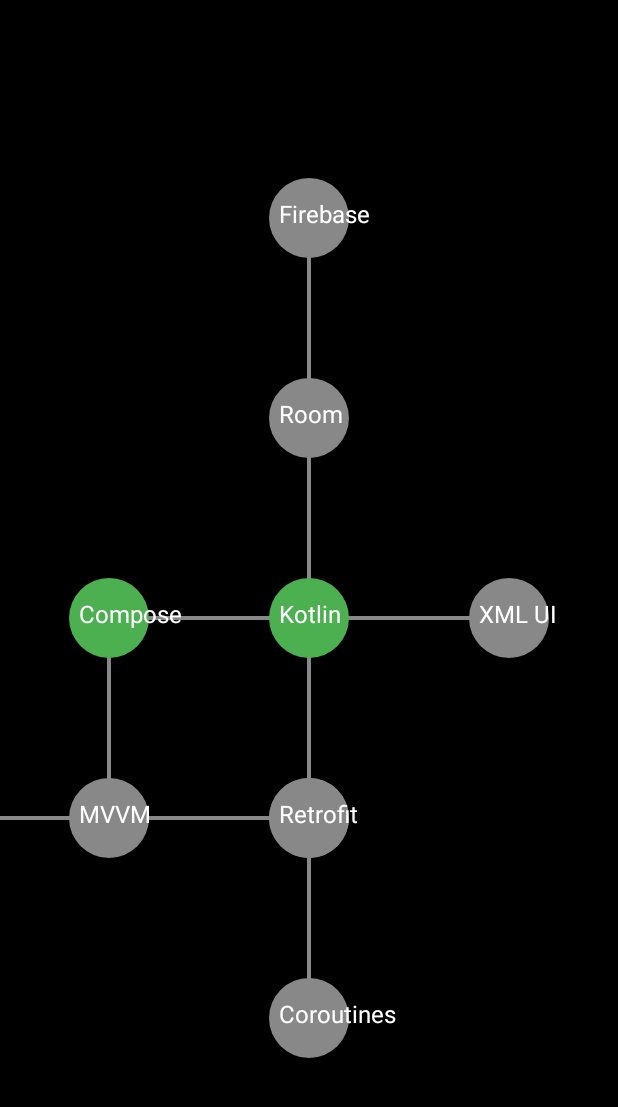
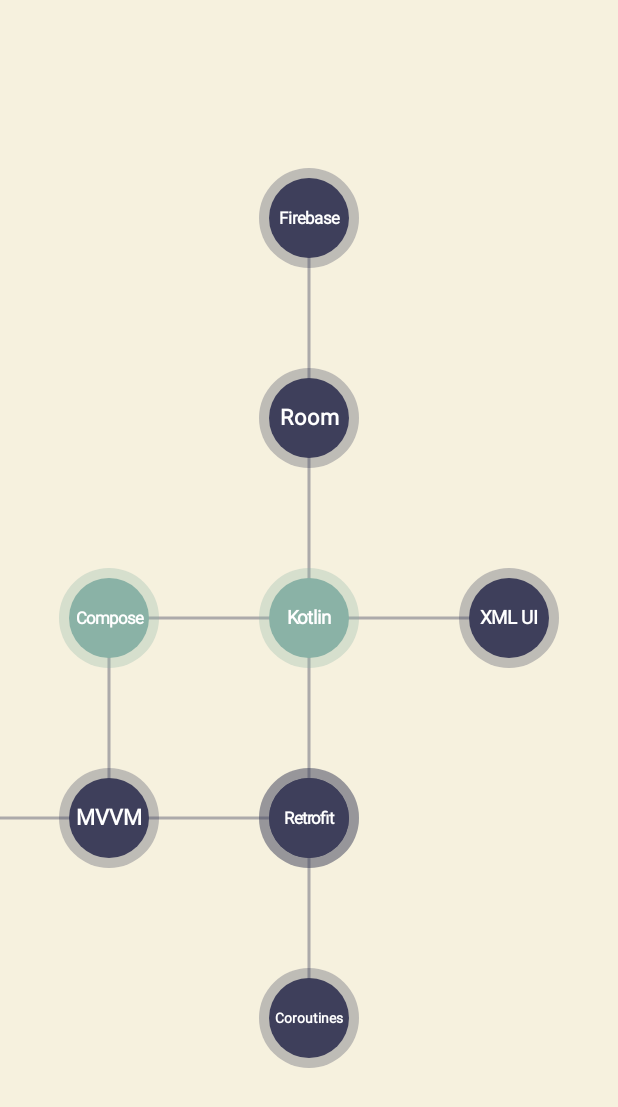
Before and after one commit to ko-tarou/DevTree, an Android app built with Jetpack Compose: the screen it shows after launch (MainActivity), on a phone screen of 412 x 824 dp. Shown: the top 1107 px of the screen. Run offline under Robolectric (Android 15) with nearby library versions, the phone set to English and light mode, and no system bars.

Commit message:
add UIを整えた

```diff
--- a/app/src/main/java/com/example/devtree/ui/SkillTreeScreen.kt
+++ b/app/src/main/java/com/example/devtree/ui/SkillTreeScreen.kt
@@ -13,6 +13,7 @@ import androidx.compose.ui.geometry.Offset
 import androidx.compose.ui.graphics.Color
 import androidx.compose.ui.graphics.graphicsLayer
 import androidx.compose.ui.graphics.nativeCanvas
+import androidx.compose.ui.graphics.toArgb
 import androidx.compose.ui.input.pointer.pointerInput
 import androidx.lifecycle.viewmodel.compose.viewModel
 import com.example.devtree.viewmodel.SkillTreeViewModel
@@ -30,6 +31,14 @@ fun SkillTreeScreen(viewModel: SkillTreeViewModel = viewModel()) {
     val sheetState = rememberModalBottomSheetState(ModalBottomSheetValue.Hidden)
     val coroutineScope = rememberCoroutineScope()
 
+    // 🎨 カラーパレット定義
+    val BgColor = Color(0xFFF6F1DE)
+    val LineColor = Color(0xFF3E3F5B)
+    val NodeLockedColor = Color(0xFF3E3F5B)
+    val NodeLvLow = Color(0xFF8AB2A6)
+    val NodeLvHigh = Color(0xFFACD3A8)
+    val TextColor = Color(0xFFFFFFFF)
+
     ModalBottomSheetLayout(
         sheetState = sheetState,
         sheetContent = {
@@ -43,7 +52,7 @@ fun SkillTreeScreen(viewModel: SkillTreeViewModel = viewModel()) {
         Box(
             modifier = Modifier
                 .fillMaxSize()
-                .background(Color.Black)
+                .background(BgColor)
                 .transformable(
                     state = rememberTransformableState { zoomChange, offsetChange, _ ->
                         viewModel.updateTransform(zoomChange, offsetChange)
@@ -61,7 +70,8 @@ fun SkillTreeScreen(viewModel: SkillTreeViewModel = viewModel()) {
                     )
                     .pointerInput(Unit) {
                         detectTapGestures { tapOffset ->
-                            val centerOffset = Offset((size.width / 2).toFloat(),
+                            val centerOffset = Offset(
+                                (size.width / 2).toFloat(),
                                 (size.height / 2).toFloat()
                             )
                             val adjustedTap = (tapOffset - offset) / scale - centerOffset
@@ -80,34 +90,66 @@ fun SkillTreeScreen(viewModel: SkillTreeViewModel = viewModel()) {
                     }
             ) {
                 val centerOffset = Offset(size.width / 2, size.height / 2)
+
+                // 線の描画
                 skills.forEach { skill ->
                     val startPos = positions[skill.id]?.plus(centerOffset) ?: return@forEach
                     skill.connections.forEach { conn ->
                         val endPos = positions[conn.targetId]?.plus(centerOffset) ?: return@forEach
                         drawLine(
-                            color = Color.Gray,
+                            color = LineColor.copy(alpha = 0.4f),
                             start = startPos,
                             end = endPos,
-                            strokeWidth = 4f / scale
+                            strokeWidth = 3f / scale
                         )
                     }
                 }
+
+                // ノード描画
                 skills.forEach { skill ->
                     val pos = positions[skill.id]?.plus(centerOffset) ?: return@forEach
+
+                    val nodeColor = if (skill.unlocked) {
+                        if (skill.level < 3) NodeLvLow else NodeLvHigh
+                    } else {
+                        NodeLockedColor
+                    }
+
+                    // 光彩（背景ぼかし効果）
                     drawCircle(
-                        color = if (skill.unlocked) Color(0xFF4CAF50) else Color.Gray,
+                        color = nodeColor.copy(alpha = 0.3f),
+                        radius = 50f,
+                        center = pos
+                    )
+
+                    drawCircle(
+                        color = nodeColor,
                         radius = 40f,
                         center = pos
                     )
+
+                    // 文字サイズ調整（長さに応じて）
+                    val baseFontSize = 22f
+                    val adjustedFontSize = when {
+                        skill.name.length <= 4 -> baseFontSize
+                        skill.name.length <= 6 -> baseFontSize * 0.85f
+                        skill.name.length <= 8 -> baseFontSize * 0.75f
+                        else -> baseFontSize * 0.65f
+                    }
+
+                    // テキスト中央描画
                     drawContext.canvas.nativeCanvas.apply {
+                        val paint = android.graphics.Paint().apply {
+                            color = TextColor.toArgb()
+                            textSize = adjustedFontSize
+                            isFakeBoldText = true
+                            textAlign = android.graphics.Paint.Align.CENTER
+                        }
                         drawText(
                             skill.name,
-                            pos.x - 30f,
-                            pos.y + 5f,
-                            android.graphics.Paint().apply {
-                                color = android.graphics.Color.WHITE
-                                textSize = 24f
-                            }
+                            pos.x,
+                            pos.y + adjustedFontSize / 3,
+                            paint
                         )
                     }
                 }
```
